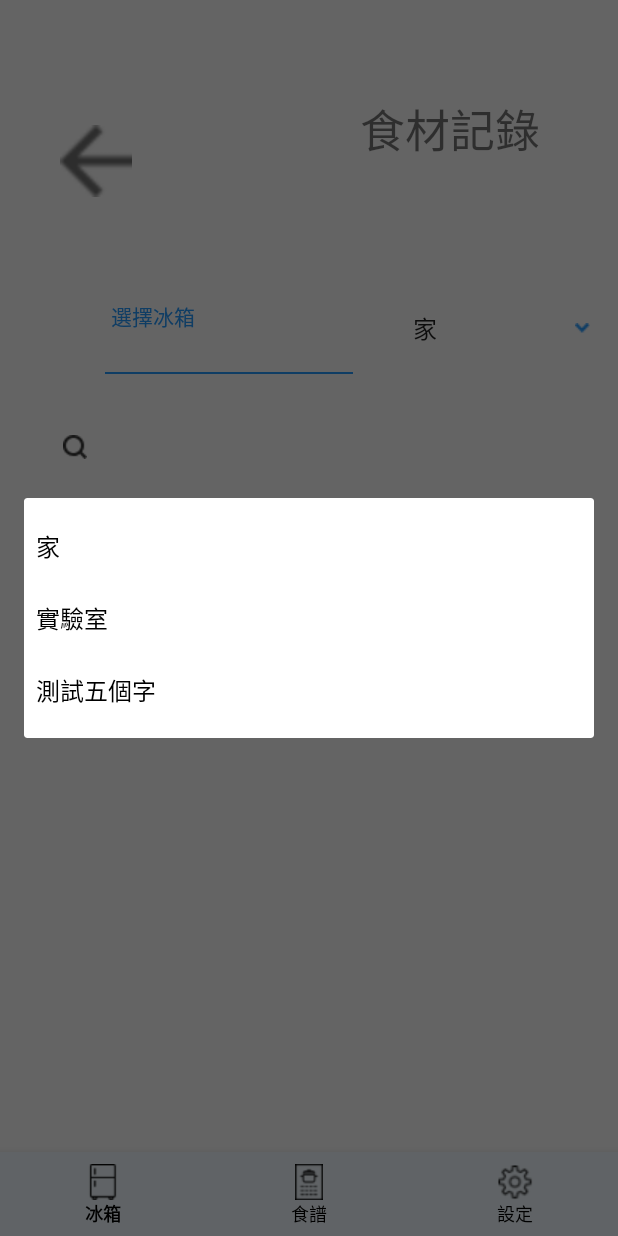
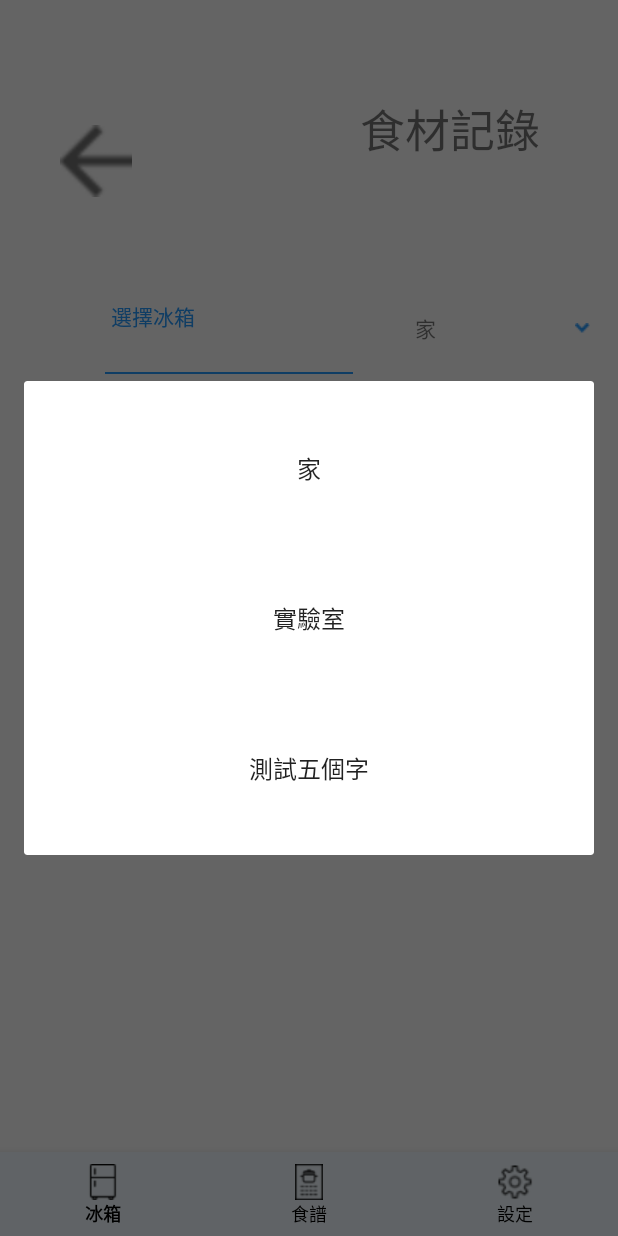
Before and after one commit to scl971009/HCI-team07-RefriGreater, an Android app: the screen it shows after launch (MainActivity), after a tap on an icon or button, on a phone screen of 412 x 824 dp. Run offline under Robolectric (Android 15) with nearby library versions, the phone set to English and light mode, and no system bars; 1 other tap on this screen came first.

```diff
--- a/app/src/main/res/drawable/bg_spinner.xml
+++ b/app/src/main/res/drawable/bg_spinner.xml
@@ -13,7 +13,7 @@
 
             <item >
 
-                <bitmap android:gravity="end" android:src="@drawable/downarrow" />
+                <bitmap android:gravity="right" android:src="@drawable/downarrow" />
 
             </item>
 
--- a/app/src/main/res/layout/spinner_center_item.xml
+++ b/app/src/main/res/layout/spinner_center_item.xml
@@ -1,5 +1,7 @@
 <?xml version="1.0" encoding="utf-8"?>
 <TextView xmlns:android="http://schemas.android.com/apk/res/android"
+    android:layout_width="wrap_content"
+    android:layout_height="wrap_content"
     android:gravity="center"
     android:textAlignment="center"
     />
--- /dev/null
+++ b/app/src/main/res/layout/spinner_down.xml
@@ -0,0 +1,9 @@
+<?xml version="1.0" encoding="utf-8"?>
+<TextView xmlns:android="http://schemas.android.com/apk/res/android"
+    style="?android:attr/spinnerItemStyle"
+    android:layout_width="match_parent"
+    android:layout_height="150px"
+    android:paddingBottom="5dp"
+    android:paddingTop="5dp"
+    android:gravity="center"
+    />
```
Also changed, not shown: app/src/main/java/com/example/refrigreater/MainActivity.java (+4 -4 lines).
